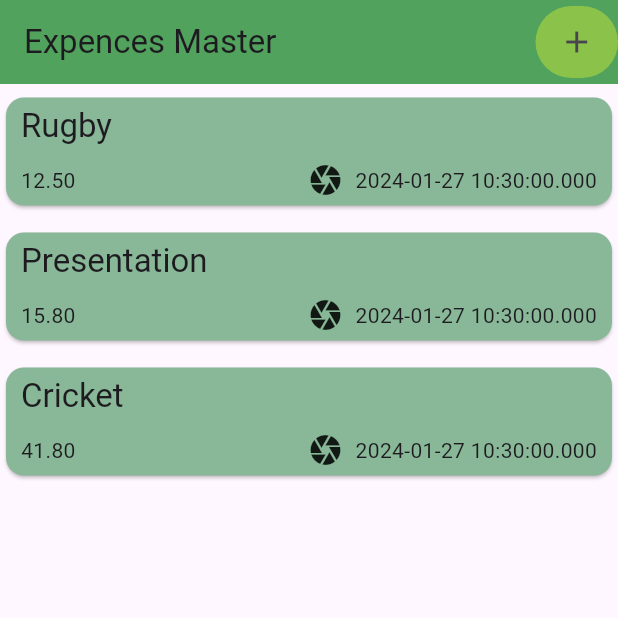
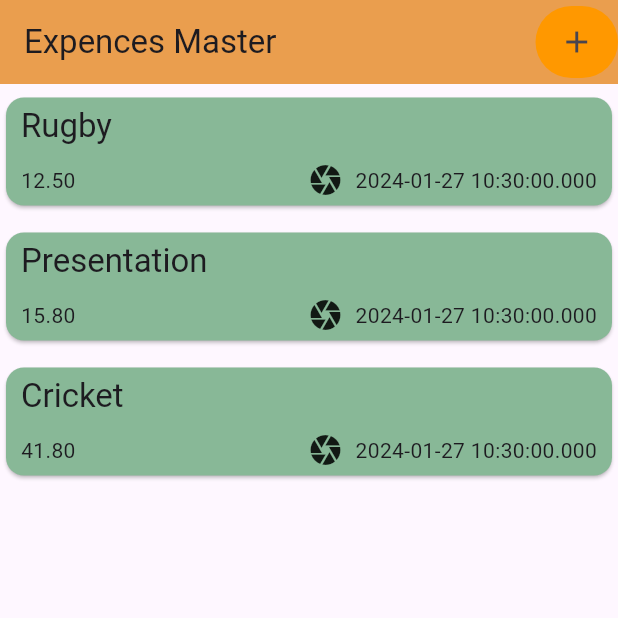
Before and after one commit to SanudaKJ/data_analysis_app, a Flutter app: the screen it shows after launch, on a phone screen of 412 x 824 dp, the top half of it. Run offline on Flutter 3.47's test engine with Material 3 defaults, Android fonts, the phone set to English and light mode, and no system bars.

Commit message:
Update app bar color in expenses page

```diff
--- a/lib/pages/expences.dart
+++ b/lib/pages/expences.dart
@@ -35,13 +35,13 @@ class _ExpencesState extends State<Expences> {
       appBar: AppBar(
         elevation: 20, // Shadow of the AppBar (20 is default)
         title: const Text('Expences Master'),
-        backgroundColor: Colors.green,
+        backgroundColor: Colors.orangeAccent,
         actions: [
           Container(
             width: 55,
             decoration: BoxDecoration(
               borderRadius: BorderRadius.circular(50),
-              color: Colors.lightGreen,
+              color: Colors.orange,
             ),
             child: IconButton(
               onPressed: () {},
```
